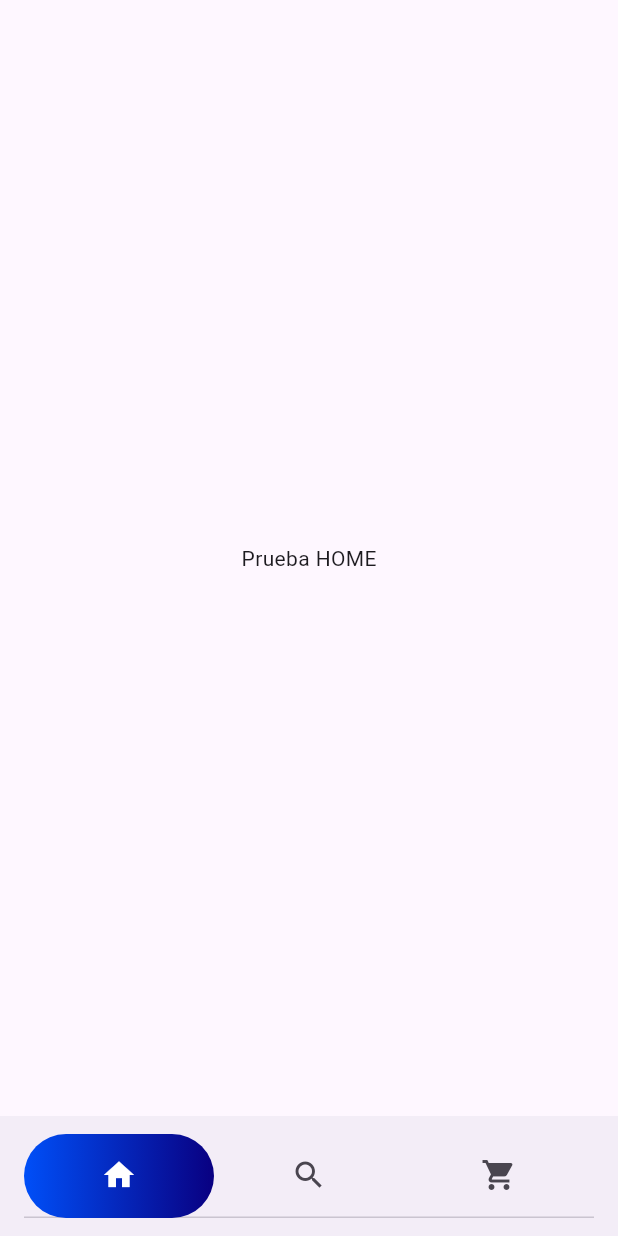
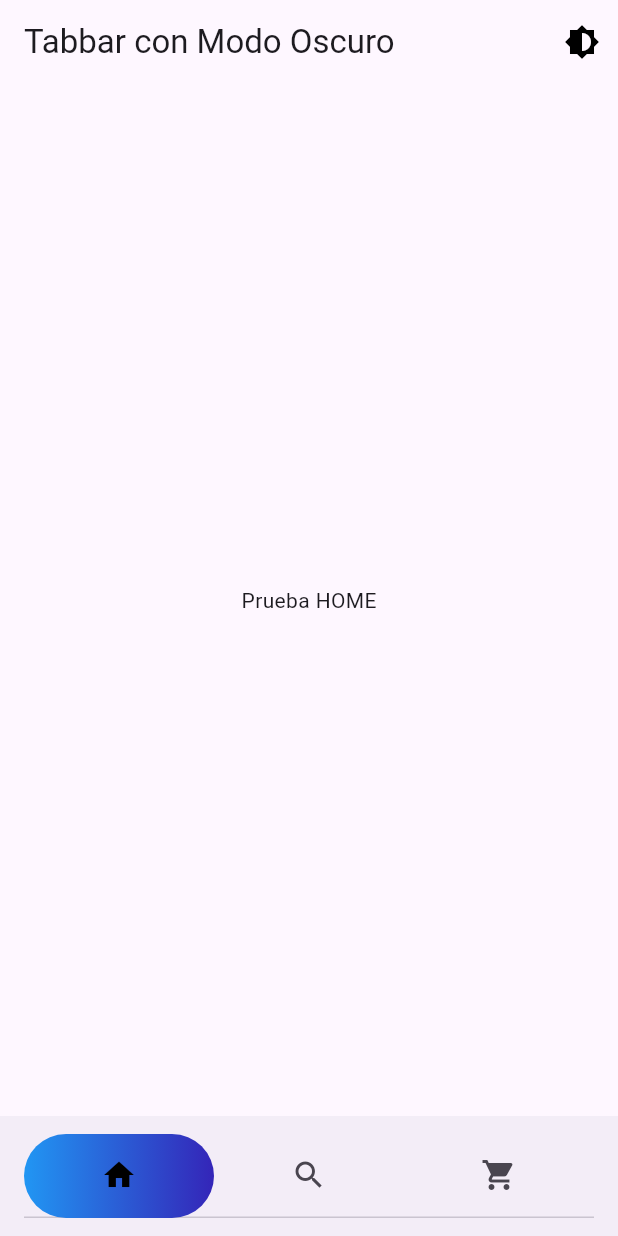
Before and after one commit to HugoMEDAC-dev/gestion_inventario, a Flutter app: the TabbarNav screen opened directly, on a phone screen of 412 x 824 dp. Run offline on Flutter 3.47's test engine with Material 3 defaults, Android fonts, the phone set to English and light mode, and no system bars.

Commit message:
Dark / Light Mode

```diff
--- a/lib/core/list_tabs.dart
+++ b/lib/core/list_tabs.dart
@@ -1,25 +1,46 @@
 import 'package:flutter/material.dart';
 import 'package:flutter_application_1/core/app_colors.dart';
+import 'package:flutter_application_1/themes/dark_mode.dart';
+import 'package:flutter_application_1/themes/light_mode.dart';
+import 'package:provider/provider.dart';
 
 class TabbarNav extends StatelessWidget {
   const TabbarNav({super.key});
 
   @override
   Widget build(BuildContext context) {
+    final themeProvider = ThemeProvider.of(context);
+
     return DefaultTabController(
       length: 3,
       child: Scaffold(
+        appBar: AppBar(
+          title: Text("Tabbar con Modo Oscuro"),
+          actions: [
+            IconButton(
+              icon: Icon(Icons.brightness_6),
+              onPressed: () {
+                themeProvider.toggleTheme();
+              },
+            ),
+          ],
+          iconTheme: IconThemeData(
+            color:
+                themeProvider.isDarkMode
+                    ? Colors.white
+                    : Colors.black, // Cambia el color según el modo
+          ),
+        ),
         bottomNavigationBar: BottomAppBar(
           child: TabBar(
             indicatorSize: TabBarIndicatorSize.tab,
             indicator: BoxDecoration(
               gradient: LinearGradient(
-                colors: [AppColors.buttonGradient1, AppColors.buttonGradient2],
+                colors: [Colors.blue, const Color(0xFF3425B8)],
               ),
-              color: AppColors.backgroundComponent,
               borderRadius: BorderRadius.circular(50),
             ),
-            labelColor: const Color(0xFFFFFFFF),
+            labelColor: themeProvider.isDarkMode ? Colors.white : Colors.black,
             splashFactory: NoSplash.splashFactory,
             overlayColor: MaterialStateProperty.all(Colors.transparent),
             tabs: [
@@ -40,3 +61,34 @@ class TabbarNav extends StatelessWidget {
     );
   }
 }
+
+class ThemeProvider extends ChangeNotifier {
+  ThemeData _themeData = lightMode;
+
+  ThemeData get themeData => _themeData;
+
+  bool get isDarkMode => _themeData == darkMode;
+
+  set themeData(ThemeData themedata) {
+    _themeData = themedata; // Aquí usamos el parámetro
+    notifyListeners();
+  }
+
+  void toggleTheme() {
+    themeData = (_themeData == lightMode) ? darkMode : lightMode;
+  }
+
+  static ThemeProvider of(BuildContext context) {
+    return context.read<ThemeProvider>();
+  }
+}
+
+final ThemeData lightMode = ThemeData(
+  brightness: Brightness.light,
+  primarySwatch: Colors.blue,
+);
+
+final ThemeData darkMode = ThemeData(
+  brightness: Brightness.dark,
+  primarySwatch: Colors.blue,
+);
--- /dev/null
+++ b/lib/main prueba.dart
@@ -0,0 +1,22 @@
+import 'package:flutter/material.dart';
+import 'package:flutter_application_1/core/list_tabs.dart';
+import 'package:provider/provider.dart';
+
+void main() {
+  runApp(
+    ChangeNotifierProvider(
+      create: (context) => ThemeProvider(),
+      child: MainApp(),
+    ),
+  );
+}
+
+class MainApp extends StatelessWidget {
+  const MainApp({super.key});
+
+  @override
+  Widget build(BuildContext context) {
+    final themeProvider = Provider.of<ThemeProvider>(context);
+    return MaterialApp(theme: themeProvider.themeData, home: TabbarNav());
+  }
+}
--- a/lib/themes/theme_provider.dart
+++ b/lib/themes/theme_provider.dart
@@ -21,4 +21,6 @@ class ThemeProvider extends ChangeNotifier {
       themeData = lightmode;
     }
   }
+
+  static of(BuildContext context) {}
 }
--- a/pubspec.yaml
+++ b/pubspec.yaml
@@ -9,6 +9,7 @@ environment:
 dependencies:
   flutter:
     sdk: flutter
+  provider: ^6.1.4
 
 dev_dependencies:
   flutter_test:
```
Also changed, not shown: pubspec.lock.
